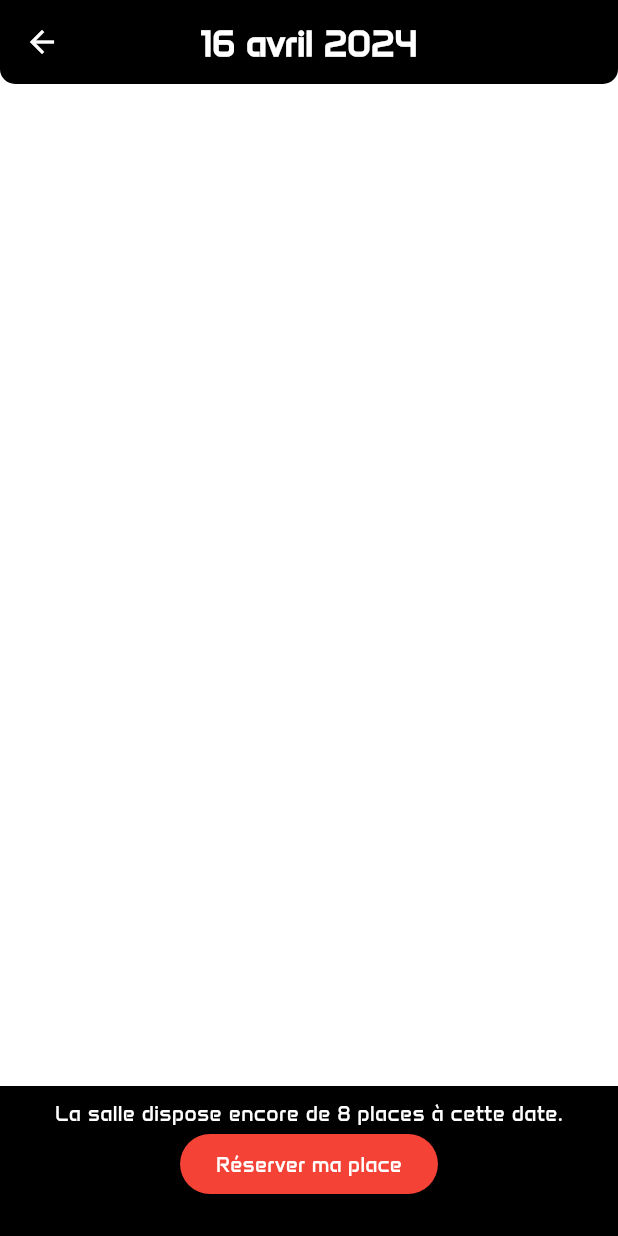
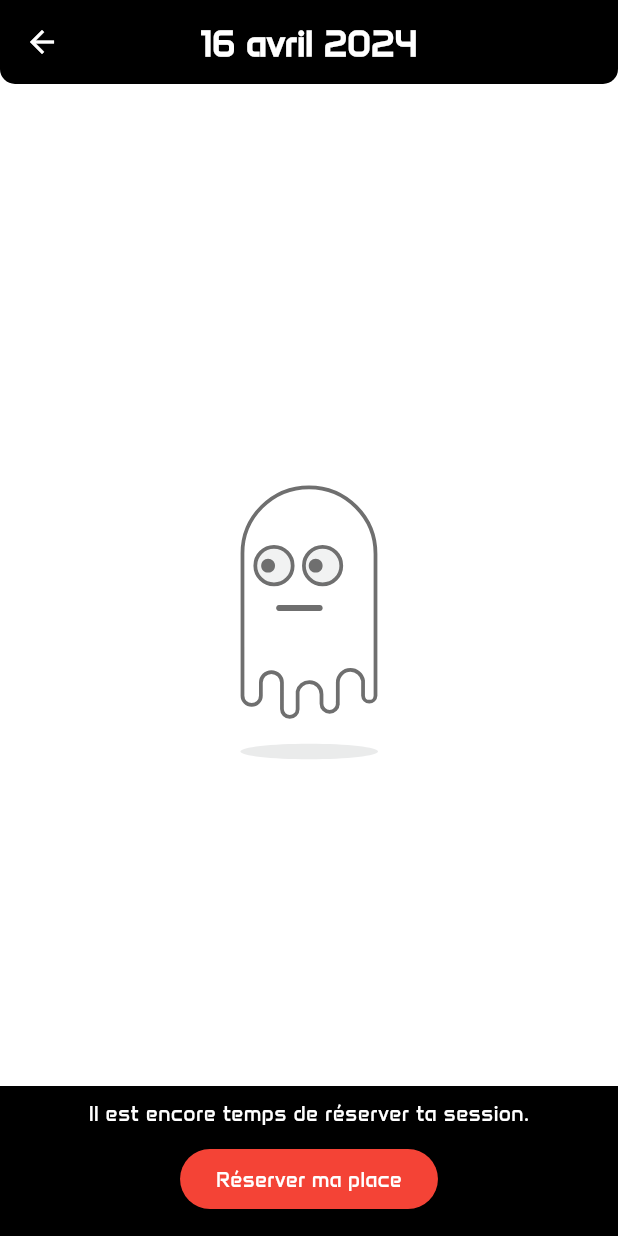
Before and after one commit to JulienS69/stacktim-booking, a Flutter app: the CalendarDetailView screen opened by its route, on a phone screen of 412 x 824 dp. Run offline on Flutter 3.47's test engine with Material 3 defaults, Android fonts, the phone set to English and light mode, and no system bars; our stand-ins replace animated_bottom_navigation_bar, awesome_dialog, cached_network_image, carousel_slider, connectivity_plus, dartz and 13 more; missing offline and left inert: day_night_time_picker, flame, simple_progress_indicators, syncfusion_flutter_pdfviewer, tutorial_coach_mark, wolt_modal_sheet; accounts and stored records are empty.

Commit message:
⚡️ custom page when no booking at date selected, and no showing button for pick booking when date is expired ⚡️

```diff
--- a/lib/ui/calendar/calendar_detail/calendar_detail_view.dart
+++ b/lib/ui/calendar/calendar_detail/calendar_detail_view.dart
@@ -1,9 +1,11 @@
 import 'package:flutter/material.dart';
 import 'package:get/get.dart';
 import 'package:stacktim_booking/helper/functions.dart';
+import 'package:stacktim_booking/helper/style.dart';
 import 'package:stacktim_booking/logic/models/user/user.dart';
 import 'package:stacktim_booking/ui/calendar/calendar_detail/calendar_detail_view_controller.dart';
 import 'package:stacktim_booking/widget/x_booking_detail.dart';
+import 'package:stacktim_booking/widget/x_error_page.dart';
 import 'package:stacktim_booking/widget/x_loader_stacktim.dart';
 
 import '../../../logic/models/booking/booking.dart';
@@ -25,7 +27,8 @@ class CalendarDetailView extends GetView<CalendarDetailViewController> {
           ),
           centerTitle: true,
         ),
-        body: SingleChildScrollView(
+        body: controller.bookings.isNotEmpty
+            ? SingleChildScrollView(
                 child: Column(
                   children: [
                     ListView.builder(
@@ -55,18 +58,75 @@ class CalendarDetailView extends GetView<CalendarDetailViewController> {
                     )
                   ],
                 ),
+              )
+            : XErrorPage(
+                contentTitle: controller.isPassed
+                    ? "Il n'est plus possible de réserver une session à cette date"
+                    : "Aucune session réservée pour ce jour.",
+                showRetryButton: false,
+                onPressedRetry: () {},
               ),
         bottomSheet: Container(
           color: Colors.black,
           width: double.infinity,
-          height: 100,
+          height: controller.isPassed ? 80 : 100,
           child: Padding(
             padding: const EdgeInsets.all(8.0),
-            child: Column(
+            child: controller.isPassed
+                ? Column(
+                    crossAxisAlignment: CrossAxisAlignment.center,
+                    mainAxisAlignment: MainAxisAlignment.center,
                     children: [
-                const Text(
-                  'La salle dispose encore de 8 places à cette date.',
+                      InkWell(
+                        onTap: () {
+                          Navigator.pop(context);
+                        },
+                        child: Row(
+                          children: [
+                            Expanded(
+                              child: Container(
+                                decoration: const BoxDecoration(),
+                                height: 60,
+                                child: Row(
+                                  mainAxisAlignment: MainAxisAlignment.center,
+                                  children: [
+                                    const Icon(
+                                      Icons.arrow_circle_left_outlined,
+                                      color: Colors.white,
+                                    ),
+                                    const SizedBox(
+                                      width: 5,
+                                    ),
+                                    Text(
+                                      "Revenir au calendrier",
+                                      style: antaStyle.copyWith(
+                                        color: Colors.white,
+                                      ),
+                                    ),
+                                  ],
+                                ),
+                              ),
+                            ),
+                          ],
+                        ),
+                      ),
+                    ],
+                  )
+                : Column(
+                    children: [
+                      const Row(
+                        children: [
+                          Expanded(
+                            child: Text(
+                              "Il est encore temps de réserver ta session.",
                               style: TextStyle(color: Colors.white),
+                              textAlign: TextAlign.center,
+                            ),
+                          ),
+                        ],
+                      ),
+                      const SizedBox(
+                        height: 10,
                       ),
                       FilledButton(
                         onPressed: () {},
--- a/lib/ui/calendar/calendar_view.dart
+++ b/lib/ui/calendar/calendar_view.dart
@@ -59,6 +59,12 @@ class CalendarPage extends GetView<CalendarViewController> {
                 allowedViews: const [
                   CalendarView.month,
                 ],
+                blackoutDates: controller.holidaysList,
+                blackoutDatesTextStyle: const TextStyle(
+                  fontSize: 12,
+                  fontWeight: FontWeight.w300,
+                  color: Color.fromARGB(255, 83, 83, 83),
+                ),
                 firstDayOfWeek: 1,
                 initialDisplayDate: DateTime.now(),
                 headerStyle: const CalendarHeaderStyle(
--- a/lib/widget/x_error_page.dart
+++ b/lib/widget/x_error_page.dart
@@ -15,6 +15,7 @@ class XErrorPage extends StatelessWidget {
   final void Function() onPressedRetry;
   final bool? withAppBar;
   final bool? withBottomBar;
+  final bool? showRetryButton;
   final int? bottomNavIndex;
   const XErrorPage({
     required this.contentTitle,
@@ -23,6 +24,7 @@ class XErrorPage extends StatelessWidget {
     this.withAppBar,
     this.withBottomBar,
     this.bottomNavIndex,
+    this.showRetryButton,
     super.key,
   });
 
@@ -72,14 +74,16 @@ class XErrorPage extends StatelessWidget {
               const SizedBox(
                 height: 60,
               ),
-              ElevatedButton(
+              showRetryButton != false
+                  ? ElevatedButton(
                       onPressed: () {
                         onPressedRetry();
                       },
                       child: Text(
                         titleButton ?? "Réessayer",
                       ),
-              ),
+                    )
+                  : const SizedBox.shrink(),
               bottomNavIndex == 2
                   ? ElevatedButton(
                       onPressed: () async {
```
Also changed, not shown: lib/ui/calendar/calendar_detail/calendar_detail_view_controller.dart (+10 -0 lines), lib/ui/calendar/calendar_view_controller.dart (+15 -0 lines). Lines whose indentation alone changed are shown as unchanged.
